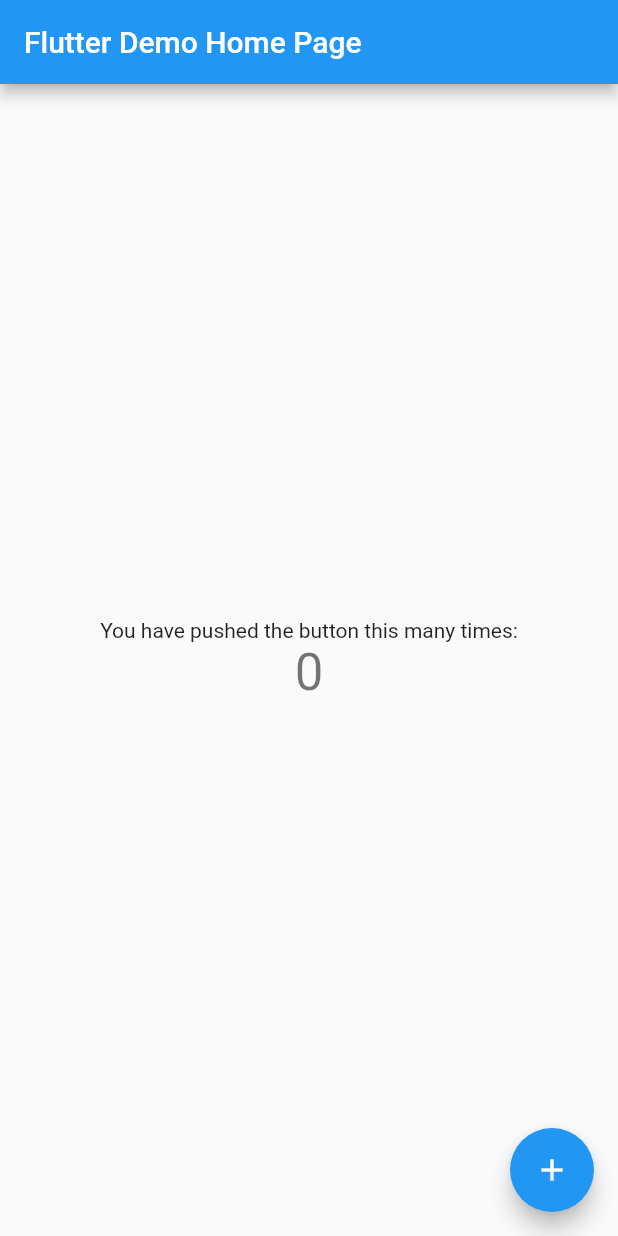
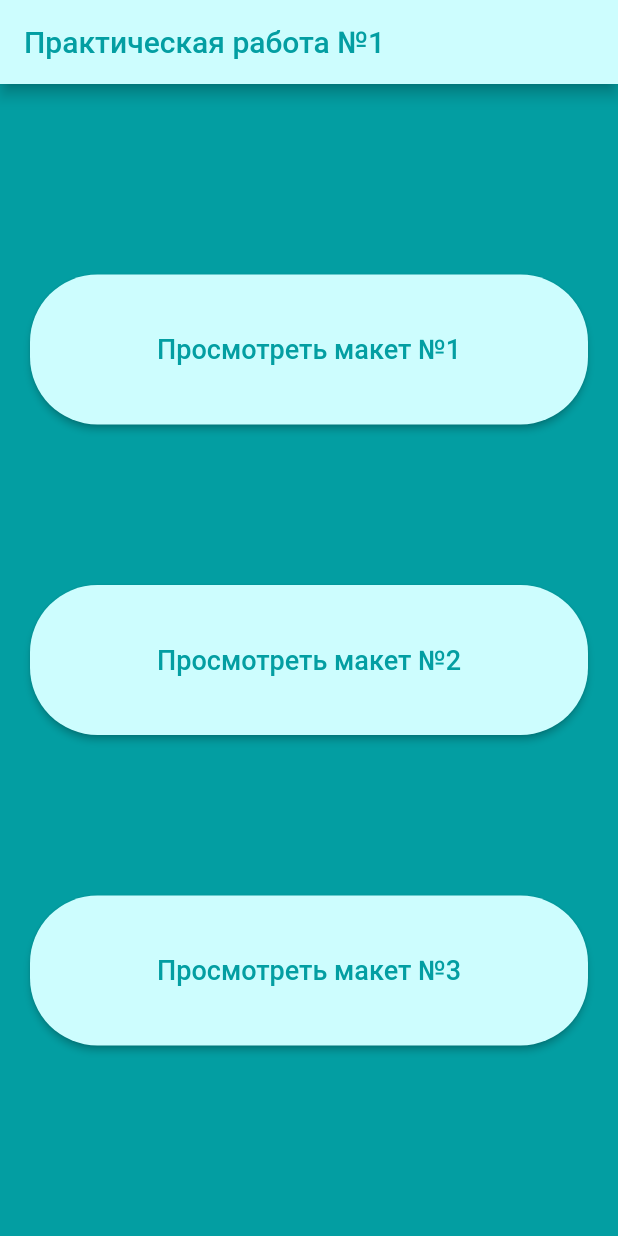
Before and after one commit to vadimgainiev/Flutter, a Flutter app: the screen it shows after launch, on a phone screen of 412 x 824 dp. Run offline on Flutter 3.47's test engine with Material 2 defaults, Android fonts, the light colour scheme and no system bars; Roboto replaces fonts that are missing (Plus Jakarta Sans).

Commit message:
Completed Home Page, added layouts' files.

```diff
--- a/lib/main.dart
+++ b/lib/main.dart
@@ -1,115 +1,121 @@
 import 'package:flutter/material.dart';
+import 'package:practice1_layouts/layout1.dart';
+import 'package:practice1_layouts/layout2.dart';
+import 'package:practice1_layouts/layout3.dart';
 
 void main() {
-  runApp(const MyApp());
+  runApp(MaterialApp(
+      debugShowCheckedModeBanner: false,
+      title: 'Макеты',
+      initialRoute: '/',
+      routes: {
+        '/': (BuildContext context) => const HomePage(),
+        '/layout1': (BuildContext context) => const Layout1(),
+        '/layout2': (BuildContext context) => const Layout2(),
+        '/layout3': (BuildContext context) => const Layout3(),
+      }));
 }
 
-class MyApp extends StatelessWidget {
-  const MyApp({super.key});
-
-  // This widget is the root of your application.
-  @override
-  Widget build(BuildContext context) {
-    return MaterialApp(
-      title: 'Flutter Demo',
-      theme: ThemeData(
-        // This is the theme of your application.
-        //
-        // Try running your application with "flutter run". You'll see the
-        // application has a blue toolbar. Then, without quitting the app, try
-        // changing the primarySwatch below to Colors.green and then invoke
-        // "hot reload" (press "r" in the console where you ran "flutter run",
-        // or simply save your changes to "hot reload" in a Flutter IDE).
-        // Notice that the counter didn't reset back to zero; the application
-        // is not restarted.
-        primarySwatch: Colors.blue,
-      ),
-      home: const MyHomePage(title: 'Flutter Demo Home Page'),
-    );
-  }
-}
-
-class MyHomePage extends StatefulWidget {
-  const MyHomePage({super.key, required this.title});
-
-  // This widget is the home page of your application. It is stateful, meaning
-  // that it has a State object (defined below) that contains fields that affect
-  // how it looks.
-
-  // This class is the configuration for the state. It holds the values (in this
-  // case the title) provided by the parent (in this case the App widget) and
-  // used by the build method of the State. Fields in a Widget subclass are
-  // always marked "final".
-
-  final String title;
-
-  @override
-  State<MyHomePage> createState() => _MyHomePageState();
-}
-
-class _MyHomePageState extends State<MyHomePage> {
-  int _counter = 0;
-
-  void _incrementCounter() {
-    setState(() {
-      // This call to setState tells the Flutter framework that something has
-      // changed in this State, which causes it to rerun the build method below
-      // so that the display can reflect the updated values. If we changed
-      // _counter without calling setState(), then the build method would not be
-      // called again, and so nothing would appear to happen.
-      _counter++;
-    });
-  }
+class HomePage extends StatelessWidget {
+  const HomePage({super.key});
 
   @override
   Widget build(BuildContext context) {
-    // This method is rerun every time setState is called, for instance as done
-    // by the _incrementCounter method above.
-    //
-    // The Flutter framework has been optimized to make rerunning build methods
-    // fast, so that you can just rebuild anything that needs updating rather
-    // than having to individually change instances of widgets.
     return Scaffold(
         appBar: AppBar(
-        // Here we take the value from the MyHomePage object that was created by
-        // the App.build method, and use it to set our appbar title.
-        title: Text(widget.title),
+          title: const Text('Практическая работа №1'),
+          backgroundColor: const Color.fromRGBO(205, 253, 254, 1),
+          foregroundColor: const Color.fromRGBO(3, 158, 162, 1),
+          //centerTitle: true,
         ),
-      body: Center(
-        // Center is a layout widget. It takes a single child and positions it
-        // in the middle of the parent.
+        body: Container(
+          color: const Color.fromRGBO(3, 158, 162, 1),
+          alignment: Alignment.center,
+          child: SafeArea(
+            child: Padding(
+              padding: const EdgeInsets.all(20.0),
               child: Column(
-          // Column is also a layout widget. It takes a list of children and
-          // arranges them vertically. By default, it sizes itself to fit its
-          // children horizontally, and tries to be as tall as its parent.
-          //
-          // Invoke "debug painting" (press "p" in the console, choose the
-          // "Toggle Debug Paint" action from the Flutter Inspector in Android
-          // Studio, or the "Toggle Debug Paint" command in Visual Studio Code)
-          // to see the wireframe for each widget.
-          //
-          // Column has various properties to control how it sizes itself and
-          // how it positions its children. Here we use mainAxisAlignment to
-          // center the children vertically; the main axis here is the vertical
-          // axis because Columns are vertical (the cross axis would be
-          // horizontal).
-          mainAxisAlignment: MainAxisAlignment.center,
-          children: <Widget>[
-            const Text(
-              'You have pushed the button this many times:',
+                mainAxisAlignment: MainAxisAlignment.spaceEvenly,
+                children: [
+                  SizedBox(
+                    width: double.infinity,
+                    child: ElevatedButton(
+                      onPressed: () {
+                        Navigator.pushNamed(context, '/layout1');
+                      },
+                      style: ButtonStyle(
+                          shape:
+                              MaterialStateProperty.all<RoundedRectangleBorder>(
+                                  RoundedRectangleBorder(
+                                      borderRadius: BorderRadius.circular(45))),
+                          fixedSize: MaterialStateProperty.all<Size>(
+                              const Size.fromHeight(100)),
+                          backgroundColor: MaterialStateProperty.all<Color>(
+                              const Color.fromRGBO(205, 253, 254, 1)),
+                          foregroundColor: MaterialStateProperty.all<Color>(
+                            const Color.fromRGBO(3, 158, 162, 1),
+                          )),
+                      child: const Text(
+                        'Просмотреть макет №1',
+                        style: TextStyle(
+                            fontSize: 18.0, fontFamily: 'Plus Jakarta Sans'),
                       ),
-            Text(
-              '$_counter',
-              style: Theme.of(context).textTheme.headline4,
+                    ),
+                  ),
+                  SizedBox(
+                    width: double.infinity,
+                    child: ElevatedButton(
+                      onPressed: () {
+                        Navigator.pushNamed(context, '/layout2');
+                      },
+                      style: ButtonStyle(
+                        shape:
+                            MaterialStateProperty.all<RoundedRectangleBorder>(
+                                RoundedRectangleBorder(
+                                    borderRadius: BorderRadius.circular(45))),
+                        fixedSize: MaterialStateProperty.all<Size>(
+                            const Size.fromHeight(100)),
+                        backgroundColor: MaterialStateProperty.all<Color>(
+                            const Color.fromRGBO(205, 253, 254, 1)),
+                        foregroundColor: MaterialStateProperty.all<Color>(
+                            const Color.fromRGBO(3, 158, 162, 1)),
+                      ),
+                      child: const Text(
+                        'Просмотреть макет №2',
+                        style: TextStyle(
+                            fontSize: 18.0, fontFamily: 'Plus Jakarta Sans'),
+                      ),
+                    ),
+                  ),
+                  SizedBox(
+                    width: double.infinity,
+                    child: ElevatedButton(
+                      onPressed: () {
+                        Navigator.pushNamed(context, '/layout3');
+                      },
+                      style: ButtonStyle(
+                        shape:
+                            MaterialStateProperty.all<RoundedRectangleBorder>(
+                                RoundedRectangleBorder(
+                                    borderRadius: BorderRadius.circular(45))),
+                        fixedSize: MaterialStateProperty.all<Size>(
+                            const Size.fromHeight(100)),
+                        backgroundColor: MaterialStateProperty.all<Color>(
+                            const Color.fromRGBO(205, 253, 254, 1)),
+                        foregroundColor: MaterialStateProperty.all<Color>(
+                            const Color.fromRGBO(3, 158, 162, 1)),
+                      ),
+                      child: const Text(
+                        'Просмотреть макет №3',
+                        style: TextStyle(
+                            fontSize: 18.0, fontFamily: 'Plus Jakarta Sans'),
+                      ),
+                    ),
                   ),
                 ],
               ),
             ),
-      floatingActionButton: FloatingActionButton(
-        onPressed: _incrementCounter,
-        tooltip: 'Increment',
-        child: const Icon(Icons.add),
-      ), // This trailing comma makes auto-formatting nicer for build methods.
-    );
+          ),
+        ));
   }
 }
```
Also changed, not shown: lib/layout1.dart (added, +17 -0 lines), lib/layout2.dart (added, +17 -0 lines), lib/layout3.dart (added, +17 -0 lines), 1 other file. Lines whose indentation alone changed are shown as unchanged.
